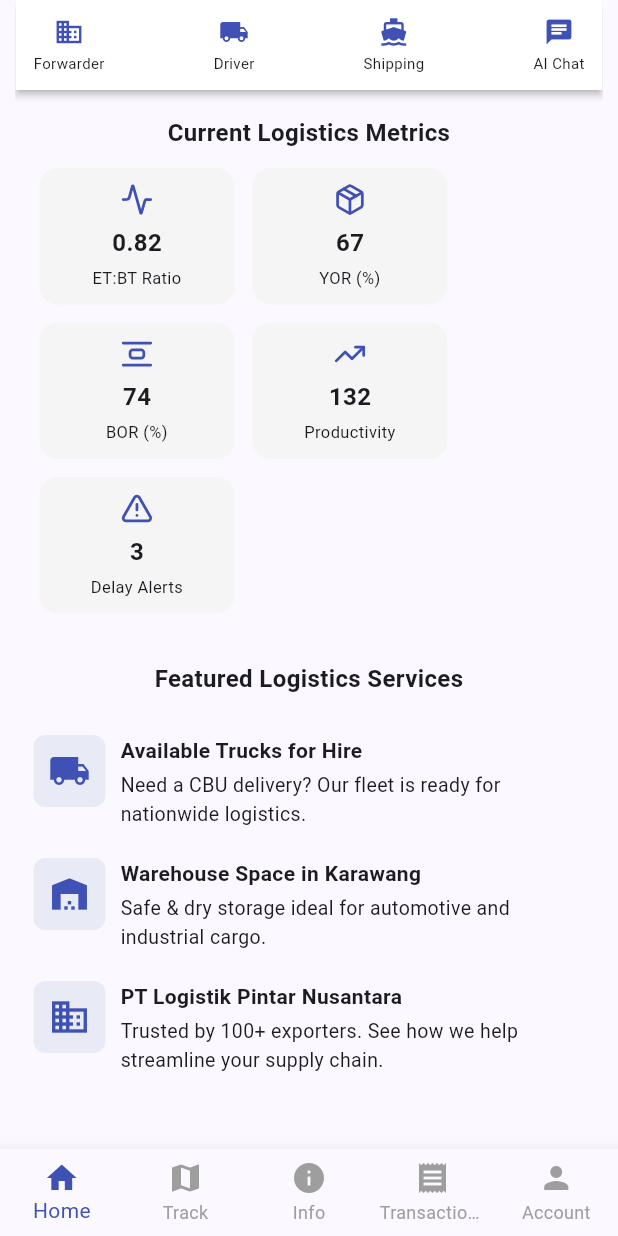
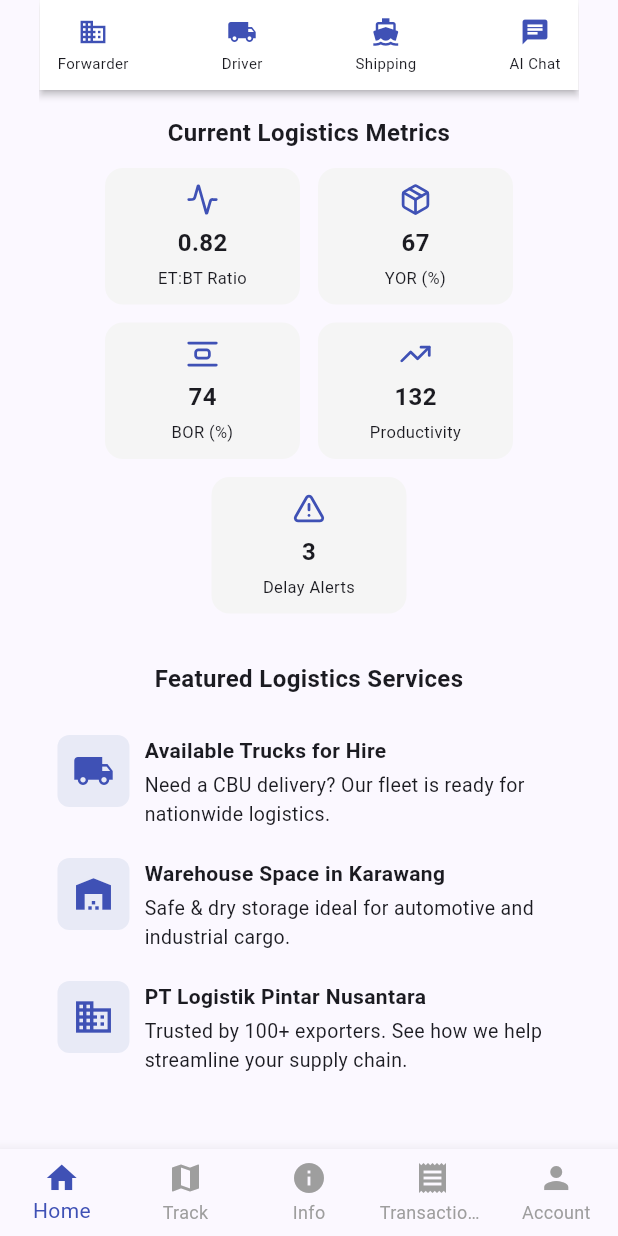
Before and after one commit to rudysangian/loginizer, a Flutter app: the screen it shows after launch, scrolled down 256 dp, on a phone screen of 412 x 824 dp. Run offline on Flutter 3.47's test engine with Material 3 defaults, Android fonts, the phone set to English and light mode, and no system bars; our stand-ins replace geolocator, google_maps_flutter, lucide_icons, shared_preferences, youtube_player_iframe; missing offline and left inert: dart:html, dart:js, dart:ui_web.

Commit message:
Improve responsive layout and center content

```diff
--- a/lib/pages/home_page.dart
+++ b/lib/pages/home_page.dart
@@ -115,16 +115,14 @@ class _HomePageState extends State<HomePage> {
 
   Widget _buildHomeContent(BuildContext context) {
     final screenWidth = MediaQuery.of(context).size.width;
-    final isWide = screenWidth > 800;
+    final isWide = screenWidth > 1000;
+    final maxWidth = isWide ? 1000.0 : screenWidth * 0.95;
 
     return SafeArea(
-      child: LayoutBuilder(
-        builder: (context, constraints) {
-          final maxWidth = isWide ? 700.0 : constraints.maxWidth * 0.95;
-
-          return Center(
+      child: Center(
         child: Container(
           width: maxWidth,
+          padding: const EdgeInsets.symmetric(horizontal: 16),
           child: CustomScrollView(
             slivers: [
               SliverPersistentHeader(
@@ -159,7 +157,6 @@ class _HomePageState extends State<HomePage> {
                   ),
                   const SizedBox(height: 24),
 
-                      // Dropdown Port
                   Padding(
                     padding: const EdgeInsets.symmetric(horizontal: 16),
                     child: DropdownButtonFormField<String>(
@@ -202,12 +199,12 @@ class _HomePageState extends State<HomePage> {
                   ),
                   const SizedBox(height: 12),
 
-                      // Responsive Grid for Stats
                   Padding(
                     padding: const EdgeInsets.symmetric(horizontal: 16),
                     child: Wrap(
                       spacing: 12,
                       runSpacing: 12,
+                      alignment: WrapAlignment.center,
                       children: const [
                         _StatBox(
                           title: 'ET:BT Ratio',
@@ -249,7 +246,6 @@ class _HomePageState extends State<HomePage> {
                   ),
                   const SizedBox(height: 16),
 
-                      // Promo Info List
                   Padding(
                     padding: const EdgeInsets.symmetric(horizontal: 12),
                     child: Column(
@@ -275,8 +271,7 @@ class _HomePageState extends State<HomePage> {
                               const SizedBox(width: 10),
                               Expanded(
                                 child: Column(
-                                      crossAxisAlignment:
-                                          CrossAxisAlignment.start,
+                                  crossAxisAlignment: CrossAxisAlignment.start,
                                   children: [
                                     Text(
                                       promo.title,
@@ -305,8 +300,6 @@ class _HomePageState extends State<HomePage> {
             ],
           ),
         ),
-          );
-        },
       ),
     );
   }
```
Lines whose indentation alone changed are shown as unchanged.
